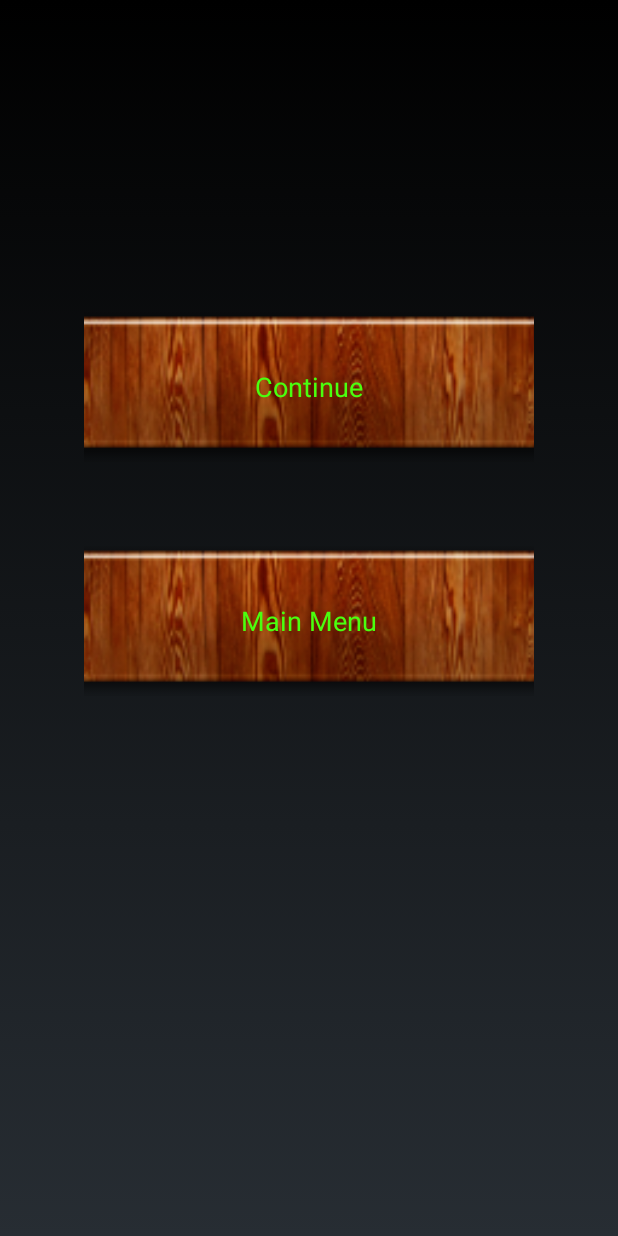
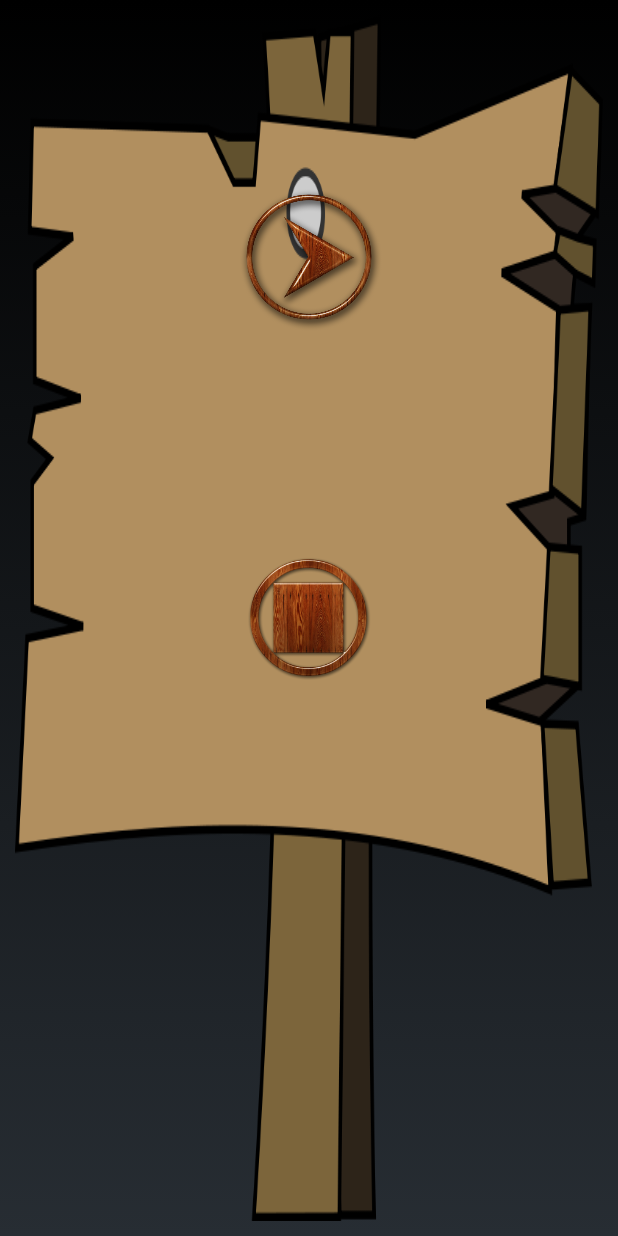
Before and after one commit to CaptainBlink/BrainWaveApp, an Android app: the layout pause_menu.xml on its own in the app's theme, with its tools: preview values and no code run, on a phone screen of 412 x 824 dp. Run offline under Robolectric (Android 15) with nearby library versions, the phone set to English and light mode, and no system bars; Roboto replaces fonts that are not available here.

Commit message:
Pause Menu

```diff
--- a/BrainWaveApp/app/src/main/java/com/groupx/brainwaveapp/Game.java
+++ b/BrainWaveApp/app/src/main/java/com/groupx/brainwaveapp/Game.java
@@ -28,8 +28,6 @@ public class Game extends ActionBarActivity {
     Button btnStop;
     Button btnReset;
     TextView txt;
-    TextView txt1;
-    TextView txt2;
     long elapsedTime=0;
     String currentTime="";
     long startTime=SystemClock.elapsedRealtime();
@@ -75,6 +73,7 @@ public class Game extends ActionBarActivity {
         setContentView(R.layout.game);
 
 
+
         Rel_main_game = (RelativeLayout) findViewById(R.id.main_game_id);
 
         DisplayMetrics dm = new DisplayMetrics();
@@ -108,12 +107,6 @@ public class Game extends ActionBarActivity {
         txt=(TextView)findViewById(R.id.txt);
 
 
-        txt1 = (TextView) findViewById(R.id.continue_g);
-        txt2 = (TextView) findViewById(R.id.go_mainmenu);
-
-        Typeface Custom = Typeface.createFromAsset(getAssets(), "orange juice 2.0.ttf");
-        txt1.setTypeface(Custom);
-        txt2.setTypeface(Custom);
 
     }
     public void onClick(View v) {
--- a/BrainWaveApp/app/src/main/res/layout/pause_menu.xml
+++ b/BrainWaveApp/app/src/main/res/layout/pause_menu.xml
@@ -1,58 +1,55 @@
 <RelativeLayout xmlns:android="http://schemas.android.com/apk/res/android"
-    xmlns:tools="http://schemas.android.com/tools" android:layout_width="match_parent"
-    android:layout_height="match_parent" android:paddingLeft="@dimen/activity_horizontal_margin"
-    android:paddingRight="@dimen/activity_horizontal_margin"
-    android:paddingTop="@dimen/activity_vertical_margin"
-    android:paddingBottom="@dimen/activity_vertical_margin"
+    xmlns:tools="http://schemas.android.com/tools"
+    android:layout_width="fill_parent"
+    android:layout_height="fill_parent"
+    android:orientation="vertical"
+    android:layout_margin="15px"
     tools:context="com.groupx.brainwaveapp.pause_menu"
-    android:id="@+id/Rel">
+    android:id="@+id/Rel"
+    android:background="@mipmap/signal">
+
 
     <RelativeLayout
-        android:layout_width="450px"
-        android:layout_height="150px"
+        android:layout_width="120dp"
+        android:layout_height="120dp"
+        android:layout_weight="1"
+        android:gravity="center_vertical"
+        android:id="@+id/relativeLayout"
         android:layout_alignParentTop="true"
-        android:layout_centerHorizontal="true"
-        android:layout_marginTop="192dp"
-        android:id="@+id/relativeLayout">
+        android:layout_alignStart="@+id/relativeLayout2"
+        android:layout_marginTop="101dp">
+
 
         <ImageView
-            android:layout_width="match_parent"
-            android:layout_height="match_parent"
             android:id="@+id/img_cont"
-            android:src="@mipmap/button1"
-            android:scaleType="centerCrop" />
+            android:src="@mipmap/resume"
+            android:scaleType="fitXY"
+            android:layout_width="fill_parent"
+            android:layout_height="fill_parent"
+            android:layout_centerHorizontal="true"
+            android:layout_centerVertical="true"
+            android:padding="10dp"/>
 
-        <TextView
-            android:layout_width="match_parent"
-            android:layout_height="match_parent"
-            android:textAppearance="?android:attr/textAppearanceMedium"
-            android:text="@string/menu_continue"
-            android:id="@+id/continue_g"
-            android:gravity="center"
-            android:textColor="#ff4aff0f" />
     </RelativeLayout>
 
     <RelativeLayout
-        android:layout_width="450px"
-        android:layout_height="150px"
-        android:layout_marginTop="56dp"
-        android:layout_below="@+id/relativeLayout"
-        android:layout_alignStart="@+id/relativeLayout">
+        android:layout_width="120dp"
+        android:layout_height="120dp"
+        android:layout_weight="1"
+        android:id="@+id/relativeLayout2"
+        android:layout_centerVertical="true"
+        android:layout_centerHorizontal="true">
 
         <ImageView
-            android:layout_width="match_parent"
-            android:layout_height="match_parent"
+
             android:id="@+id/toMain"
-            android:scaleType="centerCrop"
-            android:src="@mipmap/button1" />
+            android:src="@mipmap/quit"
+            android:layout_width="fill_parent"
+            android:layout_height="fill_parent"
+            android:layout_centerHorizontal="true"
+            android:layout_centerVertical="true"
+            android:scaleType="fitXY"
+            android:padding="10dp"  />
 
-        <TextView
-            android:layout_width="match_parent"
-            android:layout_height="match_parent"
-            android:textAppearance="?android:attr/textAppearanceMedium"
-            android:text="@string/main_menu"
-            android:id="@+id/go_mainmenu"
-            android:gravity="center"
-            android:textColor="#ff4aff0f" />
     </RelativeLayout>
 </RelativeLayout>
```
Also changed, not shown: BrainWaveApp/app/src/main/res/mipmap-hdpi/quit.png (added), BrainWaveApp/app/src/main/res/mipmap-hdpi/resume.png (added), BrainWaveApp/app/src/main/res/mipmap-hdpi/signal.png (added).
